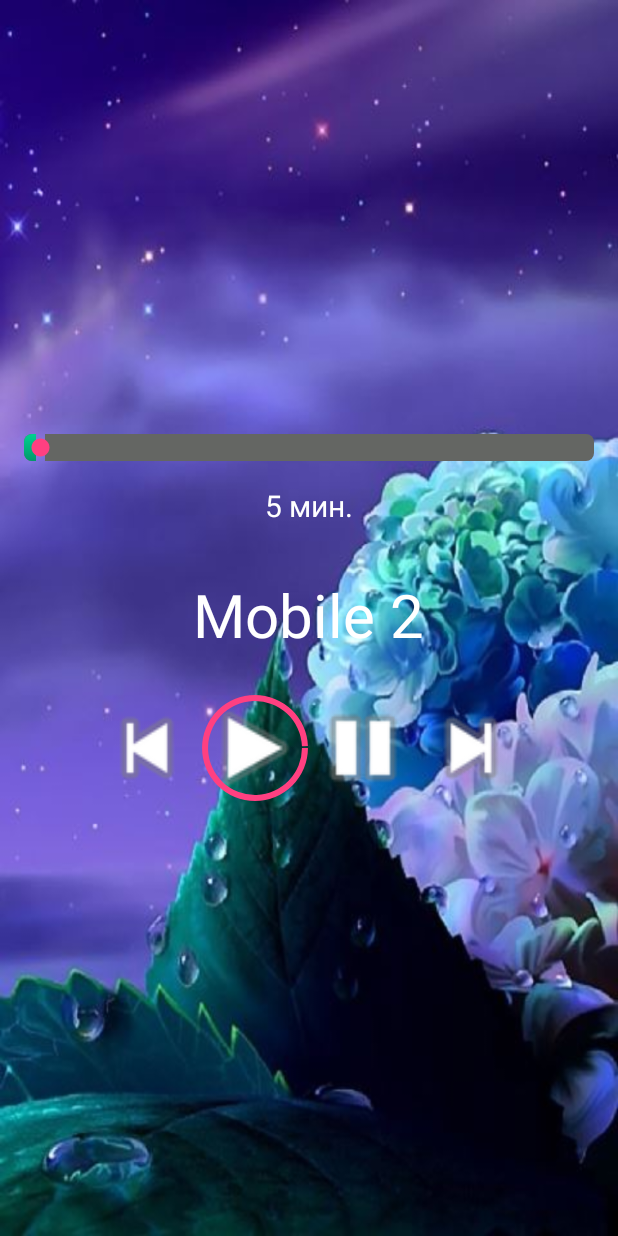
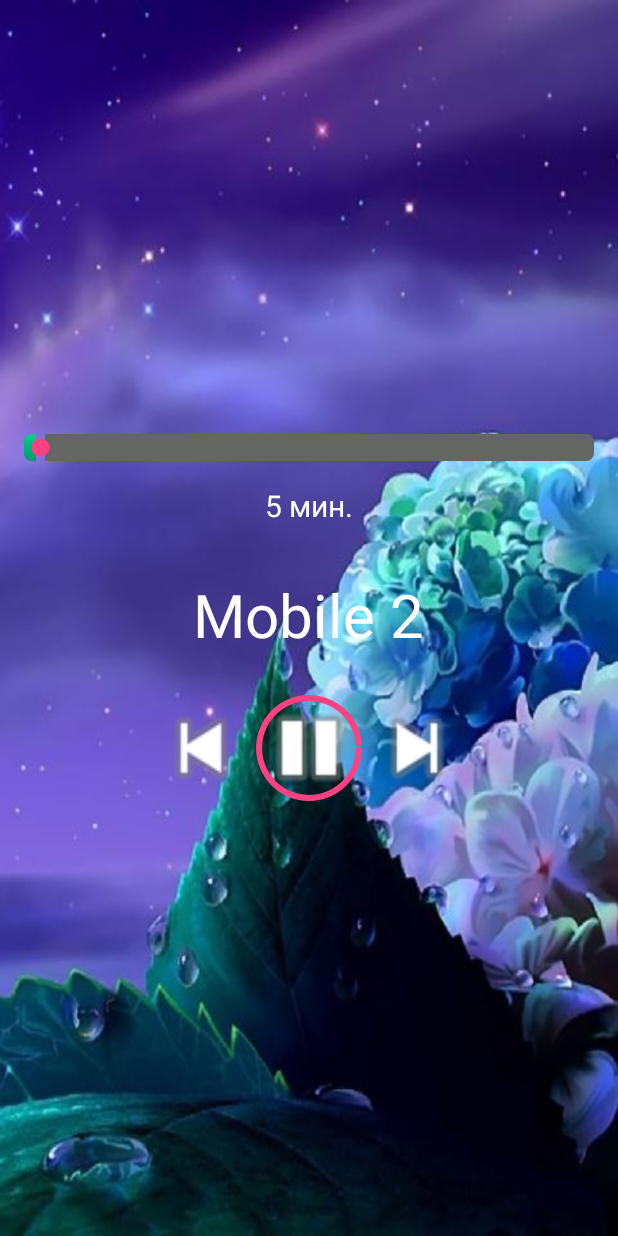
Before and after one commit to mihanic89/lullababy, an Android app: the screen it shows after launch (MainActivity), after a tap on an icon or button, on a phone screen of 412 x 824 dp. Run offline under Robolectric (Android 15) with nearby library versions, the light colour scheme and no system bars; our stand-ins replace AdMob; 1 statement that could not run was skipped; 1 other tap on this screen came first.

Commit message:
новая ветка dev

```diff
--- a/app/src/main/java/com/yamilab/lullababy/MainActivity.java
+++ b/app/src/main/java/com/yamilab/lullababy/MainActivity.java
@@ -2,12 +2,14 @@ package com.yamilab.lullababy;
 
 
 import android.animation.ObjectAnimator;
+import android.app.ActivityManager;
 import android.content.ComponentName;
 import android.content.Context;
 import android.content.Intent;
 import android.content.ServiceConnection;
 import android.content.SharedPreferences;
 import android.content.res.Resources;
+import android.media.AudioManager;
 import android.os.Bundle;
 import android.os.CountDownTimer;
 import android.os.IBinder;
@@ -133,10 +135,25 @@ public class MainActivity extends AppCompatActivity {
         //animation.start();
 
         btnStart = (ImageButton) findViewById(R.id.btnStart);
+        if (isMyServiceRunning(MediaPlayerService.class))
+            btnStart.setImageResource(android.R.drawable.ic_media_pause);
+            else
+            btnStart.setImageResource(android.R.drawable.ic_media_play);
         btnStart.setOnClickListener(new View.OnClickListener() {
             @Override
             public void onClick(View v) {
-                start_lullababy();
+                if (isMyServiceRunning(MediaPlayerService.class)){
+                    btnStart.setImageResource(android.R.drawable.ic_media_play);
+                    player.stopPlayer();
+                    cancelTimer();
+                    animation.cancel();
+                    progressBar.clearAnimation();
+                }
+
+                    else{
+                    start_lullababy();
+                    btnStart.setImageResource(android.R.drawable.ic_media_pause);
+                }
                 /*
                 cancelTimer();
                 animation.setDuration(timer); //in milliseconds
@@ -152,7 +169,7 @@ public class MainActivity extends AppCompatActivity {
                 */
             }
         });
-
+        /*
         btnStop = (ImageButton) findViewById(R.id.btnStop);
         btnStop.setOnClickListener(new View.OnClickListener() {
             @Override
@@ -164,7 +181,7 @@ public class MainActivity extends AppCompatActivity {
 
             }
         });
-
+        */
         btnPrevious = (ImageButton) findViewById(R.id.btnPrevious);
         btnPrevious.setOnClickListener(new View.OnClickListener() {
             @Override
@@ -172,7 +189,7 @@ public class MainActivity extends AppCompatActivity {
                 melodyIndex--;
                 if (melodyIndex < 0) melodyIndex = 11;
                 textMelody.setText(data_melody[melodyIndex]);
-                start_lullababy();
+               // if( AudioManager.isMusicActive())start_lullababy();
             }
         });
 
@@ -183,7 +200,7 @@ public class MainActivity extends AppCompatActivity {
                 melodyIndex++;
                 if (melodyIndex > 11) melodyIndex = 0;
                 textMelody.setText(data_melody[melodyIndex]);
-                start_lullababy();
+              //  if(isMyServiceRunning(MediaPlayerService.class)==true)start_lullababy();
 
             }
         });
@@ -315,4 +332,14 @@ public class MainActivity extends AppCompatActivity {
             sendBroadcast(broadcastIntent);
         }
     }
+
+    private boolean isMyServiceRunning(Class<?> serviceClass) {
+        ActivityManager manager = (ActivityManager) getSystemService(Context.ACTIVITY_SERVICE);
+        for (ActivityManager.RunningServiceInfo service : manager.getRunningServices(Integer.MAX_VALUE)) {
+            if (serviceClass.getName().equals(service.service.getClassName())) {
+                return true;
+            }
+        }
+        return false;
+    }
 }
--- a/app/src/main/res/layout/activity_main.xml
+++ b/app/src/main/res/layout/activity_main.xml
@@ -93,22 +93,15 @@
                 android:layout_toEndOf="@+id/btnPrevious"
                 android:background="@drawable/circularbutton"
                 android:scaleType="centerCrop"
-                ads:srcCompat="@android:drawable/ic_media_play" />
+                 />
 
-            <ImageButton
-                android:id="@+id/btnStop"
-                android:layout_width="72dp"
-                android:layout_height="72dp"
-                android:layout_toEndOf="@+id/btnStart"
-                android:background="@drawable/circularbutton"
-                android:scaleType="centerCrop"
-                ads:srcCompat="@android:drawable/ic_media_pause" />
+
 
             <ImageButton
                 android:id="@+id/btnNext"
                 android:layout_width="72dp"
                 android:layout_height="72dp"
-                android:layout_toEndOf="@+id/btnStop"
+                android:layout_toEndOf="@+id/btnStart"
                 android:background="@drawable/circularbutton"
                 android:scaleType="centerCrop"
                 ads:srcCompat="@android:drawable/ic_media_next" />
```
Also changed, not shown: app/src/main/java/com/yamilab/lullababy/MediaPlayerService.java (+19 -1 lines).
